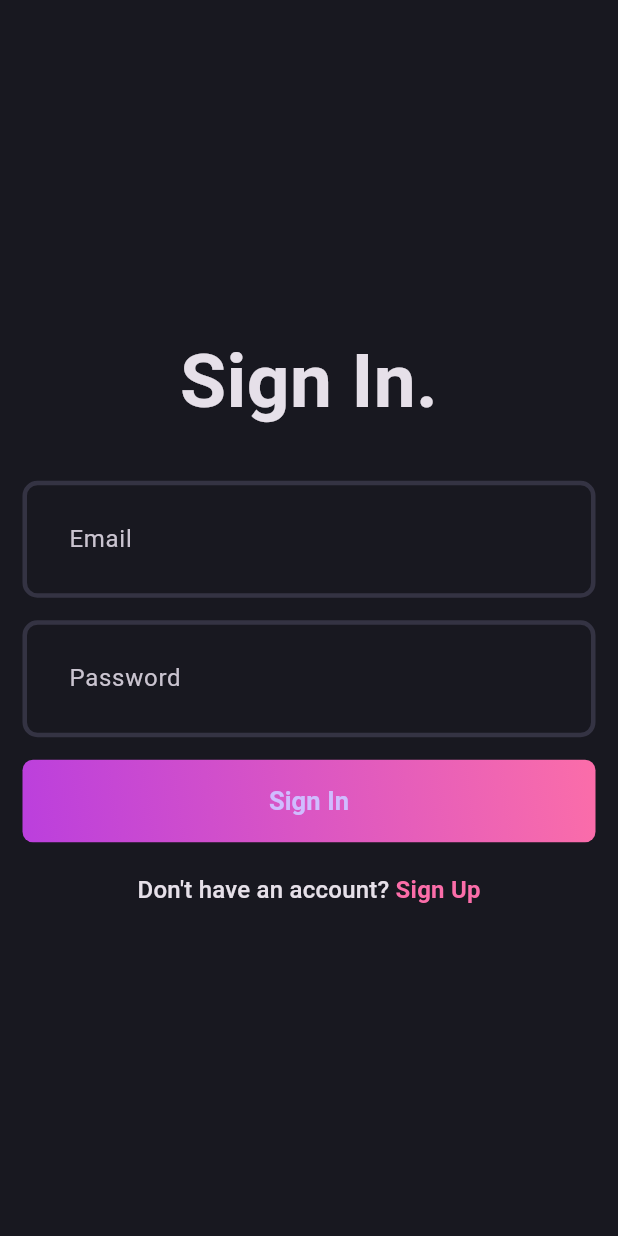
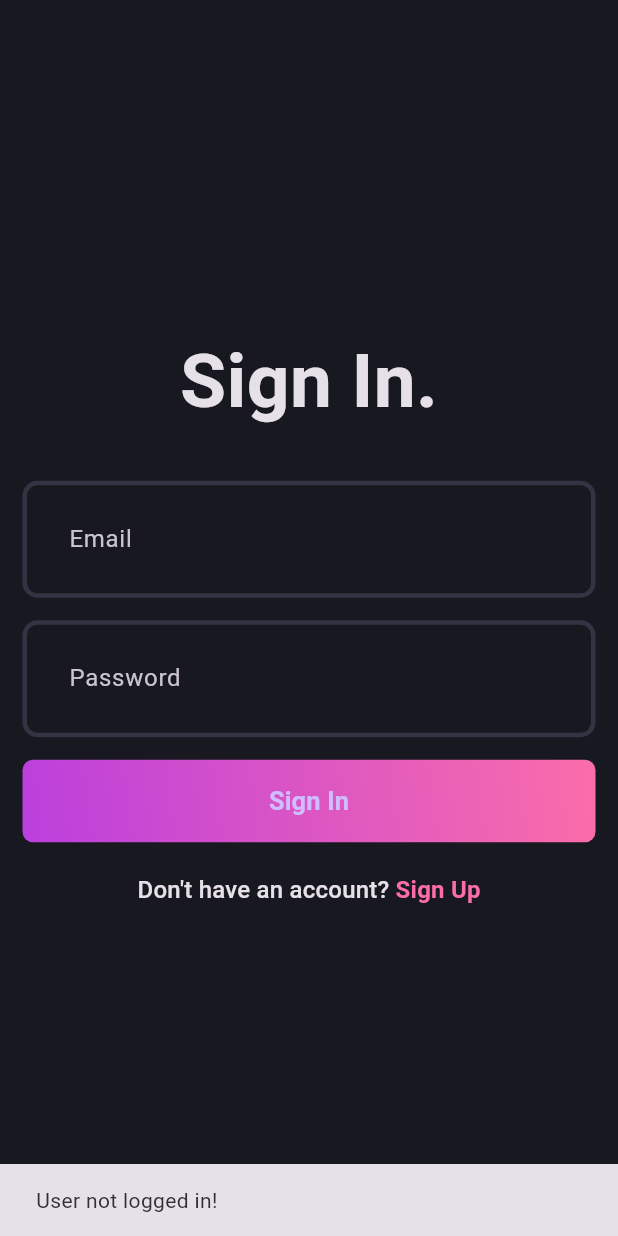
Before and after one commit to malachieborohoul/blog_app, a Flutter app: the first screen one second after launch, on a phone screen of 412 x 824 dp. Run offline on Flutter 3.47's test engine with Material 3 defaults, Android fonts, the phone set to English and light mode, and no system bars; our stand-ins replace flutter_bloc, fpdart, get_it, supabase_flutter; accounts and stored records are empty.

Commit message:
Add AppUserCubit to see keep the state of a current user

```diff
--- /dev/null
+++ b/lib/core/common/cubits/app_user/app_user_cubit.dart
@@ -0,0 +1,17 @@
+import 'package:blog_app/core/common/entities/user.dart';
+import 'package:flutter/material.dart';
+import 'package:flutter_bloc/flutter_bloc.dart';
+
+part 'app_user_state.dart';
+
+class AppUserCubit extends Cubit<AppUserState> {
+  AppUserCubit() : super(AppUserInitial());
+
+  void updateUser(User? user) {
+    if (user == null) {
+      emit(AppUserInitial());
+    } else {
+      emit(AppUserLoggedIn(user));
+    }
+  }
+}
--- /dev/null
+++ b/lib/core/common/cubits/app_user/app_user_state.dart
@@ -0,0 +1,13 @@
+part of 'app_user_cubit.dart';
+
+@immutable
+sealed class AppUserState {}
+
+final class AppUserInitial extends AppUserState {}
+
+final class AppUserLoggedIn extends AppUserState {
+  final User user;
+
+  AppUserLoggedIn(this.user);
+
+}
--- a/lib/core/usecase/usecase.dart
+++ b/lib/core/usecase/usecase.dart
@@ -3,3 +3,7 @@ import 'package:blog_app/core/utils/typedef.dart';
 abstract interface class Usecase<SuccessType, Params> {
   ResultFuture<SuccessType> call(Params params);
 }
+
+abstract interface class UsecaseWithoutParams<SuccessType> {
+  ResultFuture<SuccessType> call();
+}
--- a/lib/features/auth/data/datasources/auth_remote_data_source.dart
+++ b/lib/features/auth/data/datasources/auth_remote_data_source.dart
@@ -1,4 +1,3 @@
-import 'dart:convert';
 
 import 'package:blog_app/core/error/exceptions.dart';
 import 'package:blog_app/features/auth/data/models/user_model.dart';
@@ -76,7 +75,9 @@ class AuthRemoteDataSourceImpl implements AuthRemoteDataSource {
             .from('profiles')
             .select()
             .eq('id', currentUserSession!.user.id);
-        return UserModel.fromMap(userData.first);
+        return UserModel.fromMap(userData.first).copyWith(
+          email: currentUserSession!.user.email
+        );
       }
 
       return null;
--- a/lib/features/auth/data/models/user_model.dart
+++ b/lib/features/auth/data/models/user_model.dart
@@ -1,6 +1,6 @@
 import 'dart:convert';
 
-import 'package:blog_app/features/auth/domain/entities/user.dart';
+import 'package:blog_app/core/common/entities/user.dart';
 
 class UserModel extends User {
   UserModel({required super.id, required super.email, required super.name, });
@@ -28,7 +28,7 @@ class UserModel extends User {
   factory UserModel.fromJson(String source) =>
       UserModel.fromMap(json.decode(source) as Map<String, dynamic>);
 
-  User copyWith({
+  UserModel copyWith({
     String? id,
     String? name,
     String? email,
--- a/lib/features/auth/data/repositories/auth_repository_impl.dart
+++ b/lib/features/auth/data/repositories/auth_repository_impl.dart
@@ -2,7 +2,7 @@ import 'package:blog_app/core/error/exceptions.dart';
 import 'package:blog_app/core/error/failures.dart';
 import 'package:blog_app/features/auth/data/datasources/auth_remote_data_source.dart';
 import 'package:blog_app/features/auth/data/models/user_model.dart';
-import 'package:blog_app/features/auth/domain/entities/user.dart';
+import 'package:blog_app/core/common/entities/user.dart';
 import 'package:blog_app/features/auth/domain/repositories/auth_repository.dart';
 import 'package:blog_app/core/utils/typedef.dart';
 import 'package:fpdart/fpdart.dart';
--- a/lib/features/auth/domain/repositories/auth_repository.dart
+++ b/lib/features/auth/domain/repositories/auth_repository.dart
@@ -1,5 +1,5 @@
 import 'package:blog_app/core/utils/typedef.dart';
-import 'package:blog_app/features/auth/domain/entities/user.dart';
+import 'package:blog_app/core/common/entities/user.dart';
 
 abstract interface class AuthRepository {
   ResultFuture<User> signUp({
--- /dev/null
+++ b/lib/features/auth/domain/usecases/current_user.dart
@@ -0,0 +1,15 @@
+import 'package:blog_app/core/usecase/usecase.dart';
+import 'package:blog_app/core/utils/typedef.dart';
+import 'package:blog_app/core/common/entities/user.dart';
+import 'package:blog_app/features/auth/domain/repositories/auth_repository.dart';
+
+class CurrentUser implements UsecaseWithoutParams<User> {
+  final AuthRepository authRepository;
+
+  CurrentUser(this.authRepository);
+
+  @override
+  ResultFuture<User> call() async {
+    return await authRepository.currentUser();
+  }
+}
--- a/lib/features/auth/domain/usecases/user_login.dart
+++ b/lib/features/auth/domain/usecases/user_login.dart
@@ -1,6 +1,6 @@
 import 'package:blog_app/core/usecase/usecase.dart';
 import 'package:blog_app/core/utils/typedef.dart';
-import 'package:blog_app/features/auth/domain/entities/user.dart';
+import 'package:blog_app/core/common/entities/user.dart';
 import 'package:blog_app/features/auth/domain/repositories/auth_repository.dart';
 
 class UserLogin implements Usecase<User, UserLoginParams> {
--- a/lib/features/auth/domain/usecases/user_sign_up.dart
+++ b/lib/features/auth/domain/usecases/user_sign_up.dart
@@ -1,5 +1,5 @@
 import 'package:blog_app/core/usecase/usecase.dart';
-import 'package:blog_app/features/auth/domain/entities/user.dart';
+import 'package:blog_app/core/common/entities/user.dart';
 import 'package:blog_app/features/auth/domain/repositories/auth_repository.dart';
 import 'package:blog_app/core/utils/typedef.dart';
 
--- a/lib/features/auth/presentation/bloc/auth_bloc.dart
+++ b/lib/features/auth/presentation/bloc/auth_bloc.dart
@@ -1,4 +1,6 @@
-import 'package:blog_app/features/auth/domain/entities/user.dart';
+import 'package:blog_app/core/common/cubits/app_user/app_user_cubit.dart';
+import 'package:blog_app/core/common/entities/user.dart';
+import 'package:blog_app/features/auth/domain/usecases/current_user.dart';
 import 'package:blog_app/features/auth/domain/usecases/user_login.dart';
 import 'package:blog_app/features/auth/domain/usecases/user_sign_up.dart';
 import 'package:flutter/material.dart';
@@ -10,15 +12,31 @@ part 'auth_state.dart';
 class AuthBloc extends Bloc<AuthEvent, AuthState> {
   final UserSignUp _userSignUp;
   final UserLogin _userLogin;
-  AuthBloc({required UserSignUp userSignUp, required UserLogin userLogin})
-      : _userSignUp = userSignUp,
+  final CurrentUser _currentUser;
+  final AppUserCubit _appUserCubit;
+  AuthBloc({
+    required UserSignUp userSignUp,
+    required UserLogin userLogin,
+    required CurrentUser currentUser,
+    required AppUserCubit appUserCubit,
+  })  : _userSignUp = userSignUp,
         _userLogin = userLogin,
+        _currentUser = currentUser,
+        _appUserCubit = appUserCubit,
         super(AuthInitial()) {
     on<AuthSignUp>(_onAuthSignUp);
 
     on<AuthLogin>(_onAuthLogin);
+    on<AuthIsUserLoggedIn>(_isUserLoggedIn);
   }
 
+  void _isUserLoggedIn(
+      AuthIsUserLoggedIn event, Emitter<AuthState> emit) async {
+    final res = await _currentUser();
+
+    res.fold(
+        (l) => emit(AuthFailure(l.message)), (r) => _emitAuthSucces(r, emit));
+  }
 
   void _onAuthSignUp(AuthSignUp event, Emitter<AuthState> emit) async {
     emit(AuthLoading());
@@ -26,16 +44,20 @@ class AuthBloc extends Bloc<AuthEvent, AuthState> {
         email: event.email, name: event.name, password: event.password));
 
     res.fold(
-          (l) => emit(AuthFailure(l.message)), (r) => emit(AuthSuccess(r)));
+        (l) => emit(AuthFailure(l.message)), (r) => _emitAuthSucces(r, emit));
   }
 
-
-    void _onAuthLogin(AuthLogin event, Emitter<AuthState>  emit) async {
+  void _onAuthLogin(AuthLogin event, Emitter<AuthState> emit) async {
     emit(AuthLoading());
     final res = await _userLogin(
         UserLoginParams(email: event.email, password: event.password));
 
     res.fold(
-          (l) => emit(AuthFailure(l.message)), (r) => emit(AuthSuccess(r)));
+        (l) => emit(AuthFailure(l.message)), (r) => _emitAuthSucces(r, emit));
+  }
+
+  void _emitAuthSucces(User user, Emitter<AuthState> emit) async {
+    _appUserCubit.updateUser(user);
+    emit(AuthSuccess(user));
   }
 }
--- a/lib/features/auth/presentation/bloc/auth_event.dart
+++ b/lib/features/auth/presentation/bloc/auth_event.dart
@@ -16,5 +16,6 @@ final class AuthLogin extends AuthEvent {
   final String password;
 
   AuthLogin({required this.email, required this.password});
+}
 
-}
+final class AuthIsUserLoggedIn extends AuthEvent {}
--- a/lib/main.dart
+++ b/lib/main.dart
@@ -1,3 +1,4 @@
+import 'package:blog_app/core/common/cubits/app_user/app_user_cubit.dart';
 import 'package:blog_app/core/theme/theme.dart';
 import 'package:blog_app/features/auth/presentation/bloc/auth_bloc.dart';
 import 'package:blog_app/features/auth/presentation/pages/login_page.dart';
@@ -10,16 +11,27 @@ void main() async {
   await initDependencies();
   runApp(MultiBlocProvider(
     providers: [
+      BlocProvider(create: (_) => serviceLocator<AppUserCubit>()),
       BlocProvider(create: (_) => serviceLocator<AuthBloc>()),
     ],
     child: const MyApp(),
   ));
 }
 
-class MyApp extends StatelessWidget {
+class MyApp extends StatefulWidget {
   const MyApp({super.key});
 
-  // This widget is the root of your application.
+  @override
+  State<MyApp> createState() => _MyAppState();
+}
+
+class _MyAppState extends State<MyApp> {
+  @override
+  void initState() {
+    context.read<AuthBloc>().add(AuthIsUserLoggedIn());
+    super.initState();
+  }
+
   @override
   Widget build(BuildContext context) {
     return MaterialApp(
```
Also changed, not shown: lib/init_dependencies.dart (+14 -2 lines), lib/core/common/entities/user.dart (renamed from lib/features/auth/domain/entities/user.dart). Lines whose indentation alone changed are shown as unchanged.
